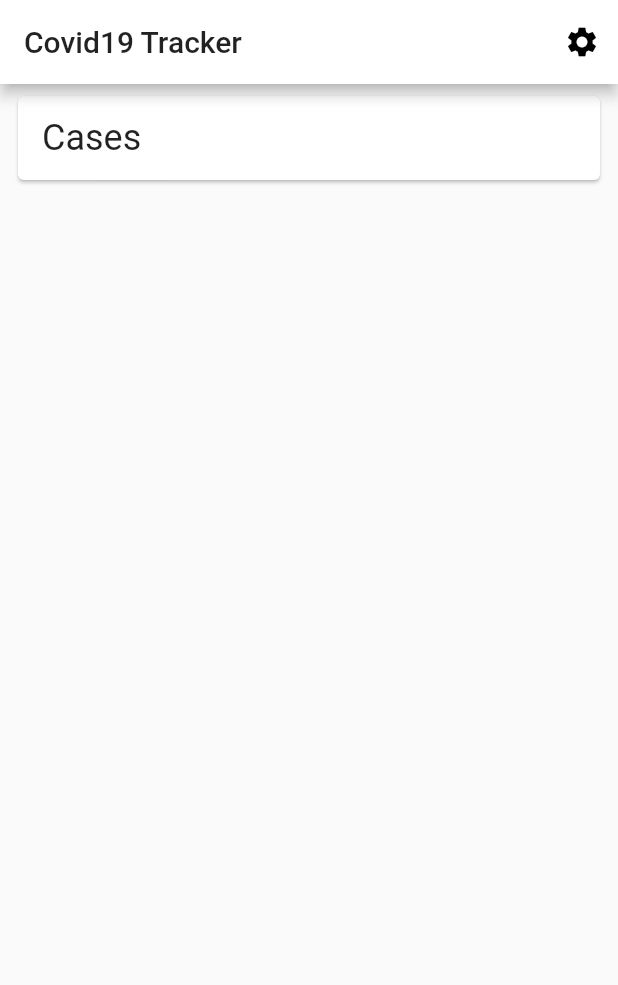
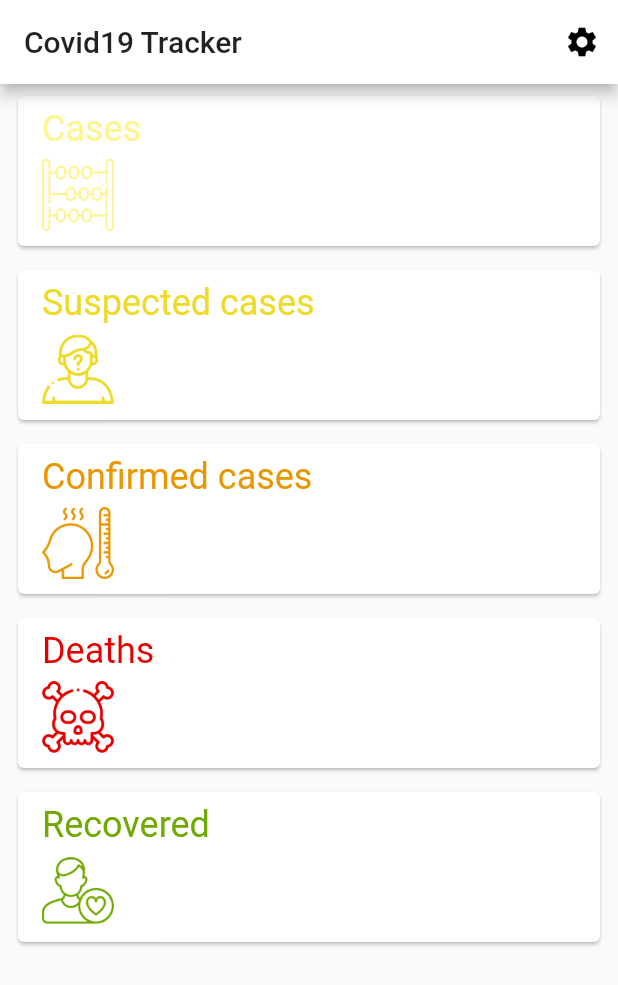
Before and after one commit to limpep/covid19-tacker-flutter, a Flutter app: the screen it shows after launch, on a phone screen of 412 x 824 dp. Shown: the top 985 px of the screen. Run offline on Flutter 3.47's test engine with Material 2 defaults, Android fonts, the phone set to English and light mode, and no system bars; drawn by our look-alikes of liquid_pull_to_refresh; our stand-ins replace shared_preferences; network calls fail.

Commit message:
added assets and colours

```diff
--- a/lib/app/services/api_service.dart
+++ b/lib/app/services/api_service.dart
@@ -42,8 +42,8 @@ class APIService {
         }
       }
     }
-    print(
-        'Request $uri faild\nResponse: ${response.statusCode} ${response.reasonPhrase}');
+    debugPrint(
+        'Request $uri failed \n Response: ${response.statusCode} ${response.reasonPhrase}');
 
     throw response;
   }
--- a/lib/ui/components/endpint_card.dart
+++ b/lib/ui/components/endpint_card.dart
@@ -1,5 +1,13 @@
 import 'package:covid19tracker/app/services/api.dart';
 import 'package:flutter/material.dart';
+
+class EndPointCardData {
+  EndPointCardData(this.title, this.assetName, this.color);
+
+  final String title;
+  final String assetName;
+  final Color color;
+}
 
 class EndPointCard extends StatelessWidget {
   const EndPointCard({Key key, this.endpoint, this.value}) : super(key: key);
@@ -7,23 +15,52 @@ class EndPointCard extends StatelessWidget {
   final EndPoint endpoint;
   final int value;
 
+  static Map<EndPoint, EndPointCardData> _cardsData = {
+    EndPoint.cases:
+        EndPointCardData('Cases', 'assets/count.png', Color(0xFFFFF492)),
+    EndPoint.casesSuspected: EndPointCardData(
+        'Suspected cases', 'assets/suspect.png', Color(0xFFEEDA28)),
+    EndPoint.casesConfirmed: EndPointCardData(
+        'Confirmed cases', 'assets/fever.png', Color(0xFFE99600)),
+    EndPoint.deaths:
+        EndPointCardData('Deaths', 'assets/death.png', Color(0xFFE40000)),
+    EndPoint.recovered:
+        EndPointCardData('Recovered', 'assets/patient.png', Color(0xFF70A901)),
+  };
+
   @override
   Widget build(BuildContext context) {
+    final cardData = _cardsData[endpoint];
     return Padding(
       padding: const EdgeInsets.symmetric(horizontal: 8.0, vertical: 4.0),
       child: Card(
         child: Padding(
           padding: const EdgeInsets.symmetric(horizontal: 16.0, vertical: 8.0),
-          child: Row(
-            mainAxisAlignment: MainAxisAlignment.spaceBetween,
+          child: Column(
+            crossAxisAlignment: CrossAxisAlignment.start,
             children: <Widget>[
               Text(
-                "Cases",
-                style: Theme.of(context).textTheme.headline,
+                cardData.title,
+                style: Theme.of(context)
+                    .textTheme
+                    .headline
+                    .copyWith(color: cardData.color),
               ),
-              Text(
-                value != null ? value.toString() : '',
-                style: Theme.of(context).textTheme.display1,
+              SizedBox(height: 4),
+              SizedBox(
+                height: 52,
+                child: Row(
+                  mainAxisAlignment: MainAxisAlignment.spaceBetween,
+                  crossAxisAlignment: CrossAxisAlignment.center,
+                  children: <Widget>[
+                    Image.asset(cardData.assetName, color: cardData.color),
+                    Text(
+                      value != null ? value.toString() : '',
+                      style: Theme.of(context).textTheme.headline.copyWith(
+                          color: cardData.color, fontWeight: FontWeight.w500),
+                    ),
+                  ],
+                ),
               ),
             ],
           ),
--- a/lib/ui/screens/dashboard.dart
+++ b/lib/ui/screens/dashboard.dart
@@ -1,5 +1,6 @@
 import 'package:covid19tracker/app/services/api.dart';
 import 'package:covid19tracker/repositories/data_repository.dart';
+import 'package:covid19tracker/repositories/endpoints_data.dart';
 import 'package:covid19tracker/ui/components/endpint_card.dart';
 import 'package:flutter/material.dart';
 import 'package:provider/provider.dart';
@@ -13,7 +14,7 @@ class Dashboard extends StatefulWidget {
 }
 
 class _DashboardState extends State<Dashboard> {
-  int _cases;
+  EndPointData _endpointsData;
   final GlobalKey<_DashboardState> _refreshIndicatorKey =
       GlobalKey<_DashboardState>();
 
@@ -27,8 +28,9 @@ class _DashboardState extends State<Dashboard> {
     try {
       final dataRepository =
           Provider.of<DataRepository>(context, listen: false);
-      final cases = await dataRepository.getEndpointData(EndPoint.cases);
-      setState(() => _cases = cases);
+//      final cases = await dataRepository.getEndpointData(EndPoint.cases);
+      final endpointData = await dataRepository.getAllEndpointData();
+      setState(() => _endpointsData = endpointData);
     } catch (e) {
       debugPrint(e.toString());
     }
@@ -59,7 +61,13 @@ class _DashboardState extends State<Dashboard> {
         showChildOpacityTransition: false,
         child: ListView(
           children: <Widget>[
-            EndPointCard(endpoint: EndPoint.cases, value: _cases),
+            for (var endpoint in EndPoint.values)
+              EndPointCard(
+                endpoint: endpoint,
+                value: _endpointsData != null
+                    ? _endpointsData.values[endpoint]
+                    : null,
+              ),
           ],
         ),
       ),
--- a/pubspec.yaml
+++ b/pubspec.yaml
@@ -35,7 +35,8 @@ flutter:
   uses-material-design: true
 
   # To add assets to your application, add an assets section, like this:
-  # assets:
+  assets:
+    - assets/
   #  - images/a_dot_burr.jpeg
   #  - images/a_dot_ham.jpeg
 
```
Also changed, not shown: assets/2.0x/count.png (added), assets/2.0x/death.png (added), assets/2.0x/fever.png (added), assets/2.0x/patient.png (added), assets/2.0x/suspect.png (added), assets/3.0x/count.png (added), assets/3.0x/death.png (added), assets/3.0x/fever.png (added), assets/3.0x/patient.png (added), assets/3.0x/suspect.png (added), assets/count.png (added), assets/death.png (added), assets/fever.png (added), assets/patient.png (added), 1 more files.
